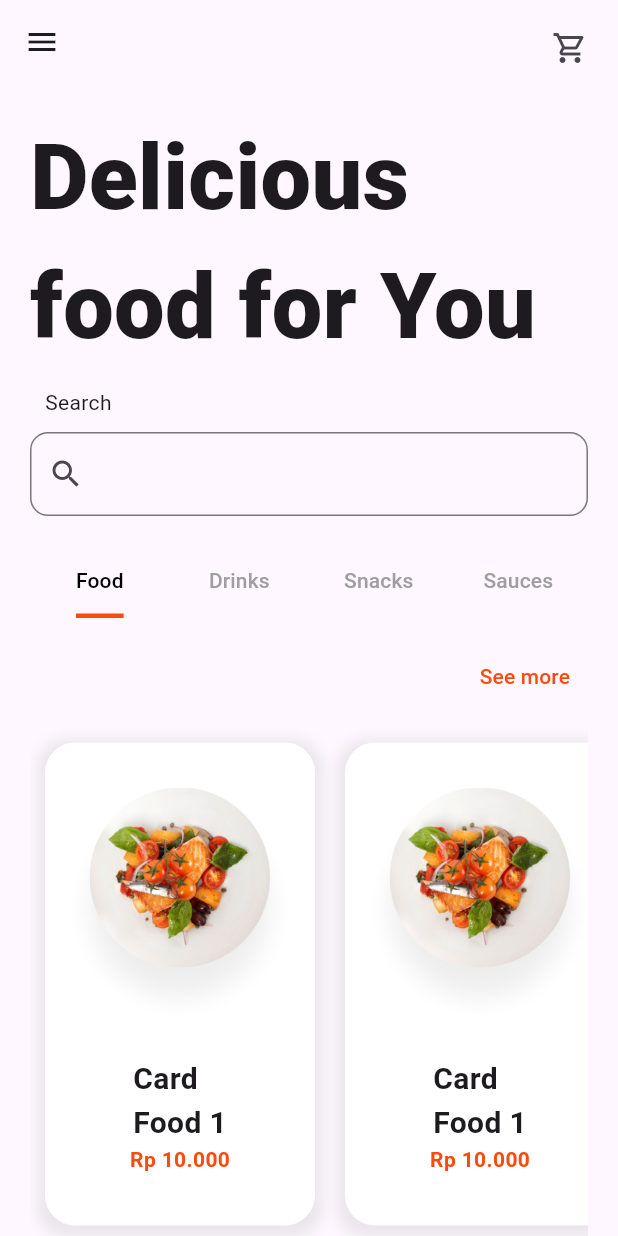
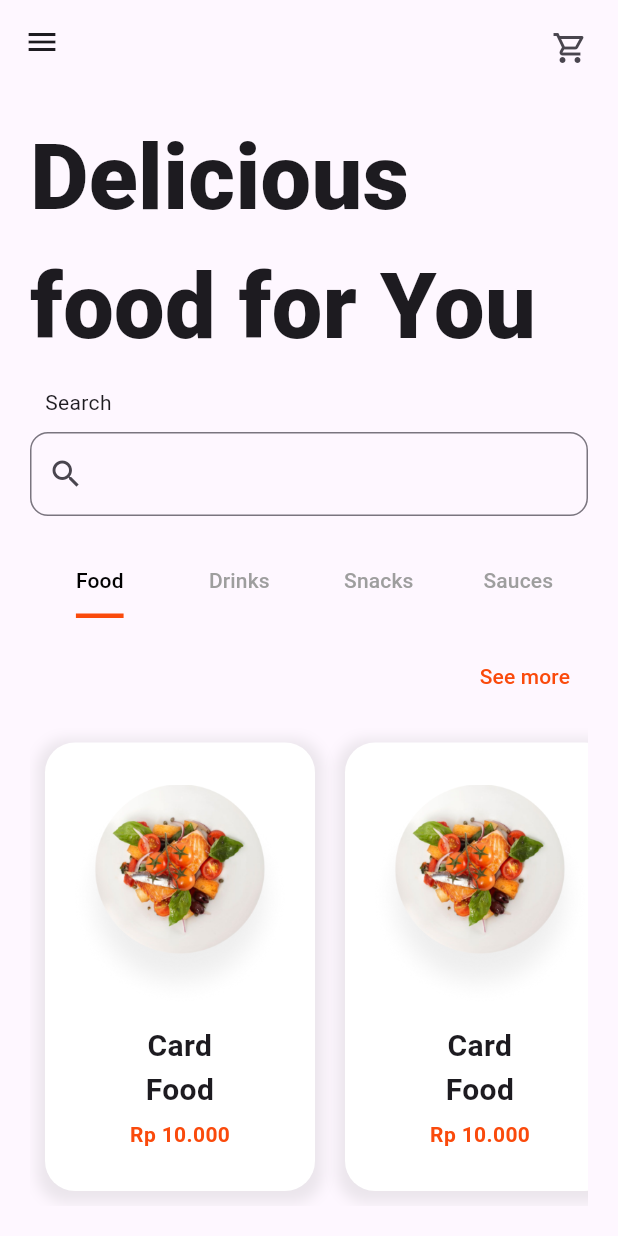
Before and after one commit to mhmmdshiddiqq/fooddeliveryapp, a Flutter app: the HomePage screen opened directly, on a phone screen of 412 x 824 dp. Run offline on Flutter 3.47's test engine with Material 3 defaults, Android fonts, the phone set to English and light mode, and no system bars; our stand-ins replace heroicons.

Commit message:
Update UI

```diff
--- a/lib/pages/homepage.dart
+++ b/lib/pages/homepage.dart
@@ -1,5 +1,6 @@
 import 'package:flutter/material.dart';
 import 'package:food_deliver/widgets/shared_text_field.dart';
+import 'package:heroicons/heroicons.dart';
 
 class HomePage extends StatefulWidget {
   const HomePage({super.key});
@@ -19,34 +20,29 @@ class _HomePageState extends State<HomePage> with TickerProviderStateMixin {
   }
 
   @override
+  void dispose() {
+    _searchController.dispose();
+    _tabController.dispose();
+    super.dispose();
+  }
+
+  @override
   Widget build(BuildContext context) {
     return Scaffold(
       appBar: AppBar(
-        leading: Builder(builder: (context){
-          return IconButton(onPressed: () {
-            Scaffold.of(context).openDrawer();
-          }, icon: Icon(Icons.menu));
-        }),
-        actions: [
+        actions: const [
           Padding(
             padding: EdgeInsets.all(20),
             child: Icon(Icons.shopping_cart_outlined),
           ),
         ],
-
       ),
-      drawer: Drawer(
-        child: ListView(
-          children: [
-
-          ],
-        ),
-      ),
+      drawer: _buildDrawer(context),
       body: Padding(
-        padding: EdgeInsets.all(20),
+        padding: const EdgeInsets.all(20),
         child: Column(
           children: [
-            Align(
+            const Align(
               alignment: Alignment.centerLeft,
               child: Text(
                 "Delicious \nfood for You",
@@ -56,35 +52,12 @@ class _HomePageState extends State<HomePage> with TickerProviderStateMixin {
             SharedTextfield(
               title: "Search",
               controller: _searchController,
-              prefixIcon: Icon(Icons.search),
+              prefixIcon: const Icon(Icons.search),
             ),
-            SizedBox(height: 20),
-            AnimatedBuilder(
-              animation: _tabController,
-              builder: (context, child) {
-                return TabBar(
-                  controller: _tabController,
-                  dividerColor: Colors.transparent,
-                  indicator: UnderlineTabIndicator(
-                    borderSide: BorderSide(
-                      color: Color.fromARGB(255, 250, 74, 12),
-                      width: 3.0,
-                    ),
-                  ),
-                  labelColor: Colors.black,
-                  unselectedLabelColor: Colors.grey,
-                  tabs: const [
-                    Tab(text: 'Food'),
-                    Tab(text: 'Drinks'),
-                    Tab(text: 'Snacks'),
-                    Tab(text: 'Sauces'),
-                  ],
-                );
-              },
-            ),
+            const SizedBox(height: 20),
+            _buildTabBar(),
             const SizedBox(height: 15),
-            SizedBox(
-              height: 400,
+            Expanded(
               child: TabBarView(
                 controller: _tabController,
                 children: [
@@ -101,6 +74,133 @@ class _HomePageState extends State<HomePage> with TickerProviderStateMixin {
     );
   }
 
+  Widget _buildDrawer(BuildContext context) {
+    return Drawer(
+      backgroundColor: const Color.fromARGB(255, 250, 74, 12),
+      child: Column(
+        children: [
+          Expanded(
+            child: SingleChildScrollView(
+              child: Container(
+                padding: EdgeInsets.only(
+                  top: MediaQuery.of(context).padding.top,
+                  bottom: 24,
+                ),
+                child: Column(
+                  children: [
+                    _buildDrawerItem(
+                      icon: HeroIcons.userCircle,
+                      title: "Profile",
+                      onTap: () {},
+                    ),
+                    _buildDivider(),
+                    _buildDrawerItem(
+                      icon: HeroIcons.shoppingCart,
+                      title: "Orders",
+                      onTap: () {},
+                    ),
+                    _buildDivider(),
+                    _buildDrawerItem(
+                      icon: HeroIcons.tag,
+                      title: "Offer and Promo",
+                      onTap: () {},
+                    ),
+                    _buildDivider(),
+                    _buildDrawerItem(
+                      icon: HeroIcons.newspaper,
+                      title: "Privacy Policy",
+                      onTap: () {},
+                    ),
+                    _buildDivider(),
+                    _buildDrawerItem(
+                      icon: HeroIcons.shieldExclamation,
+                      title: "Security",
+                      onTap: () {},
+                    ),
+                  ],
+                ),
+              ),
+            ),
+          ),
+
+          Container(
+            child: ListTile(
+              title: const Text(
+                "Sign Out",
+                style: TextStyle(
+                  color: Colors.white,
+                  fontWeight: FontWeight.bold,
+                ),
+              ),
+              trailing: const Icon(
+                Icons.arrow_forward_rounded,
+                color: Colors.white,
+              ),
+              onTap: () {},
+            ),
+          ),
+        ],
+      ),
+    );
+  }
+
+  Widget _buildDrawerItem({
+    required HeroIcons icon,
+    required String title,
+    required VoidCallback onTap,
+  }) {
+    return ListTile(
+      leading: HeroIcon(
+        icon,
+        style: HeroIconStyle.outline,
+        color: Colors.white,
+      ),
+      title: Text(
+        title,
+        style: const TextStyle(
+          color: Colors.white,
+          fontWeight: FontWeight.bold,
+        ),
+      ),
+      onTap: onTap,
+    );
+  }
+
+  Widget _buildDivider() {
+    return const Divider(
+      color: Colors.white,
+      endIndent: 20,
+      indent: 55,
+      thickness: 1,
+    );
+  }
+
+  Widget _buildTabBar() {
+    return AnimatedBuilder(
+      animation: _tabController,
+      builder: (context, child) {
+        return TabBar(
+          controller: _tabController,
+          dividerColor: Colors.transparent,
+          indicator: const UnderlineTabIndicator(
+            borderSide: BorderSide(
+              color: Color.fromARGB(255, 250, 74, 12),
+              width: 3.0,
+            ),
+          ),
+          labelColor: Colors.black,
+          unselectedLabelColor: Colors.grey,
+          tabs: const [
+            Tab(text: 'Food'),
+            Tab(text: 'Drinks'),
+            Tab(text: 'Snacks'),
+            Tab(text: 'Sauces'),
+          ],
+        );
+      },
+    );
+  }
+
   Widget _buildSectionFood(BuildContext context) {
     return Column(
       children: [
@@ -108,21 +208,27 @@ class _HomePageState extends State<HomePage> with TickerProviderStateMixin {
           alignment: Alignment.centerRight,
           child: TextButton(
             onPressed: () {},
-            child: Text(
+            child: const Text(
               "See more",
               style: TextStyle(color: Color.fromARGB(255, 250, 74, 12)),
             ),
           ),
         ),
-        SizedBox(height: 10),
+        const SizedBox(height: 10),
         Expanded(
           child: ListView(
             scrollDirection: Axis.horizontal,
-            children: [
-              Container(
-                margin: EdgeInsets.all(10),
+            children: List.generate(3, (index) => _buildFoodCard()),
+          ),
+        ),
+      ],
+    );
+  }
+
+  Widget _buildFoodCard() {
+    return Container(
+      margin: const EdgeInsets.all(10),
       width: 180,
-                height: 150,
       decoration: BoxDecoration(
         borderRadius: BorderRadius.circular(20),
         color: Colors.white,
@@ -131,25 +237,29 @@ class _HomePageState extends State<HomePage> with TickerProviderStateMixin {
             color: Colors.grey.withOpacity(0.2),
             spreadRadius: 5,
             blurRadius: 7,
-                      offset: Offset(0, 3),
+            offset: const Offset(0, 3),
           ),
         ],
       ),
-                child: Container(
+      child: Padding(
+        padding: const EdgeInsets.all(10),
+        child: Column(
+          mainAxisAlignment: MainAxisAlignment.center,
+          children: [
+            Image.asset(
+              'images/image.png',
+              height: 150,
               width: 150,
-                  height: 180,
-                  margin: EdgeInsets.all(10),
-                  child: Column(
-                    children: [
-                      Image.asset('images/image.png', height: 200, width: 200),
-                      Text(
-                        "Card \nFood 1",
-                        style: TextStyle(
-                          fontWeight: FontWeight.bold,
-                          fontSize: 20,
+              fit: BoxFit.contain,
             ),
+            const SizedBox(height: 10),
+            const Text(
+              "Card \nFood",
+              textAlign: TextAlign.center,
+              style: TextStyle(fontWeight: FontWeight.bold, fontSize: 20),
             ),
-                      Text(
+            const SizedBox(height: 5),
+            const Text(
               'Rp 10.000',
               style: TextStyle(
                 fontWeight: FontWeight.bold,
@@ -159,11 +269,37 @@ class _HomePageState extends State<HomePage> with TickerProviderStateMixin {
           ],
         ),
       ),
+    );
+  }
+
+  Widget _buildSectionDrinks(BuildContext context) {
+    return Column(
+      children: [
+        Align(
+          alignment: Alignment.centerRight,
+          child: TextButton(
+            onPressed: () {},
+            child: const Text(
+              "See more",
+              style: TextStyle(color: Color.fromARGB(255, 250, 74, 12)),
             ),
-              Container(
-                margin: EdgeInsets.all(10),
+          ),
+        ),
+        const SizedBox(height: 10),
+        Expanded(
+          child: ListView(
+            scrollDirection: Axis.horizontal,
+            children: List.generate(3, (index) => _buildDrinksCard()),
+          ),
+        ),
+      ],
+    );
+  }
+
+  Widget _buildDrinksCard() {
+    return Container(
+      margin: const EdgeInsets.all(10),
       width: 180,
-                height: 150,
       decoration: BoxDecoration(
         borderRadius: BorderRadius.circular(20),
         color: Colors.white,
@@ -172,25 +308,29 @@ class _HomePageState extends State<HomePage> with TickerProviderStateMixin {
             color: Colors.grey.withOpacity(0.2),
             spreadRadius: 5,
             blurRadius: 7,
-                      offset: Offset(0, 3),
+            offset: const Offset(0, 3),
           ),
         ],
       ),
-                child: Container(
+      child: Padding(
+        padding: const EdgeInsets.all(10),
+        child: Column(
+          mainAxisAlignment: MainAxisAlignment.center,
+          children: [
+            Image.asset(
+              'images/image.png',
+              height: 150,
               width: 150,
-                  height: 180,
-                  margin: EdgeInsets.all(10),
-                  child: Column(
-                    children: [
-                      Image.asset('images/image.png', height: 200, width: 200),
-                      Text(
-                        "Card \nFood 1",
-                        style: TextStyle(
-                          fontWeight: FontWeight.bold,
-                          fontSize: 20,
+              fit: BoxFit.contain,
             ),
+            const SizedBox(height: 10),
+            const Text(
+              "Card \nDrinks",
+              textAlign: TextAlign.center,
+              style: TextStyle(fontWeight: FontWeight.bold, fontSize: 20),
             ),
-                      Text(
+            const SizedBox(height: 5),
+            const Text(
               'Rp 10.000',
               style: TextStyle(
                 fontWeight: FontWeight.bold,
@@ -200,11 +340,37 @@ class _HomePageState extends State<HomePage> with TickerProviderStateMixin {
           ],
         ),
       ),
+    );
+  }
+
+  Widget _buildSectionSnacks(BuildContext context) {
+    return Column(
+      children: [
+        Align(
+          alignment: Alignment.centerRight,
+          child: TextButton(
+            onPressed: () {},
+            child: const Text(
+              "See more",
+              style: TextStyle(color: Color.fromARGB(255, 250, 74, 12)),
             ),
-              Container(
-                margin: EdgeInsets.all(10),
+          ),
+        ),
+        const SizedBox(height: 10),
+        Expanded(
+          child: ListView(
+            scrollDirection: Axis.horizontal,
+            children: List.generate(3, (index) => _buildSnacksCard()),
+          ),
+        ),
+      ],
+    );
+  }
+
+  Widget _buildSnacksCard() {
+    return Container(
+      margin: const EdgeInsets.all(10),
       width: 180,
-                height: 150,
       decoration: BoxDecoration(
         borderRadius: BorderRadius.circular(20),
         color: Colors.white,
@@ -213,25 +379,29 @@ class _HomePageState extends State<HomePage> with TickerProviderStateMixin {
             color: Colors.grey.withOpacity(0.2),
             spreadRadius: 5,
             blurRadius: 7,
-                      offset: Offset(0, 3),
+            offset: const Offset(0, 3),
           ),
         ],
       ),
-                child: Container(
+      child: Padding(
+        padding: const EdgeInsets.all(10),
+        child: Column(
+          mainAxisAlignment: MainAxisAlignment.center,
+          children: [
+            Image.asset(
+              'images/image.png',
+              height: 150,
               width: 150,
-                  height: 180,
-                  margin: EdgeInsets.all(10),
-                  child: Column(
-                    children: [
-                      Image.asset('images/image.png', height: 200, width: 200),
-                      Text(
-                        "Card \nFood 1",
-                        style: TextStyle(
-                          fontWeight: FontWeight.bold,
-                          fontSize: 20,
+              fit: BoxFit.contain,
             ),
+            const SizedBox(height: 10),
+            const Text(
+              "Card \nSnacks",
+              textAlign: TextAlign.center,
+              style: TextStyle(fontWeight: FontWeight.bold, fontSize: 20),
             ),
-                      Text(
+            const SizedBox(height: 5),
+            const Text(
               'Rp 10.000',
               style: TextStyle(
                 fontWeight: FontWeight.bold,
@@ -241,51 +411,77 @@ class _HomePageState extends State<HomePage> with TickerProviderStateMixin {
           ],
         ),
       ),
+    );
+  }
+
+  Widget _buildSectionSauces(BuildContext context) {
+    return Column(
+      children: [
+        Align(
+          alignment: Alignment.centerRight,
+          child: TextButton(
+            onPressed: () {},
+            child: const Text(
+              "See more",
+              style: TextStyle(color: Color.fromARGB(255, 250, 74, 12)),
             ),
-            ],
+          ),
+        ),
+        const SizedBox(height: 10),
+        Expanded(
+          child: ListView(
+            scrollDirection: Axis.horizontal,
+            children: List.generate(3, (index) => _buildSaucesCard()),
           ),
         ),
       ],
     );
   }
 
-  Widget _buildSectionDrinks(BuildContext context) {
-    return ListView(
-      scrollDirection: Axis.horizontal,
-      children: const [
-        Card(child: Text("Card Drinks 2")),
-        Card(child: Text("Card Drinks 2")),
-        Card(child: Text("Card Drinks 2")),
-        Card(child: Text("Card Drinks 2")),
-        Card(child: Text("Card Drinks 2")),
+  Widget _buildSaucesCard() {
+    return Container(
+      margin: const EdgeInsets.all(10),
+      width: 180,
+      decoration: BoxDecoration(
+        borderRadius: BorderRadius.circular(20),
+        color: Colors.white,
+        boxShadow: [
+          BoxShadow(
+            color: Colors.grey.withOpacity(0.2),
+            spreadRadius: 5,
+            blurRadius: 7,
+            offset: const Offset(0, 3),
+          ),
         ],
-    );
-  }
-
-  Widget _buildSectionSnacks(BuildContext context) {
-    return ListView(
-      scrollDirection: Axis.horizontal,
-      children: const [
-        Card(child: Text("Card Snacks 3")),
-        Card(child: Text("Card Snacks 3")),
-        Card(child: Text("Card Snacks 3")),
-        Card(child: Text("Card Snacks 3")),
-        Card(child: Text("Card Snacks 3")),
-        Card(child: Text("Card Snacks 3")),
+      ),
+      child: Padding(
+        padding: const EdgeInsets.all(10),
+        child: Column(
+          mainAxisAlignment: MainAxisAlignment.center,
+          children: [
+            Image.asset(
+              'images/image.png',
+              height: 150,
+              width: 150,
+              fit: BoxFit.contain,
+            ),
+            const SizedBox(height: 10),
+            const Text(
+              "Card \nSauces",
+              textAlign: TextAlign.center,
+              style: TextStyle(fontWeight: FontWeight.bold, fontSize: 20),
+            ),
+            const SizedBox(height: 5),
+            const Text(
+              'Rp 10.000',
+              style: TextStyle(
+                fontWeight: FontWeight.bold,
+                color: Color.fromARGB(255, 250, 74, 12),
+              ),
+            ),
           ],
-    );
-  }
-
-  Widget _buildSectionSauces(BuildContext context) {
-    return ListView(
-      scrollDirection: Axis.horizontal,
-      children: const [
-        Card(child: Text("Card Sauces 4")),
-        Card(child: Text("Card Sauces 4")),
-        Card(child: Text("Card Sauces 4")),
-        Card(child: Text("Card Sauces 4")),
-        Card(child: Text("Card Sauces 4")),
-      ],
+        ),
+      ),
     );
   }
 }
```
Also changed, not shown: lib/pages/loginpage.dart (+5 -5 lines), lib/pages/test.dart (added, +152 -0 lines), images/food1.png (deleted). Lines whose indentation alone changed are shown as unchanged.
